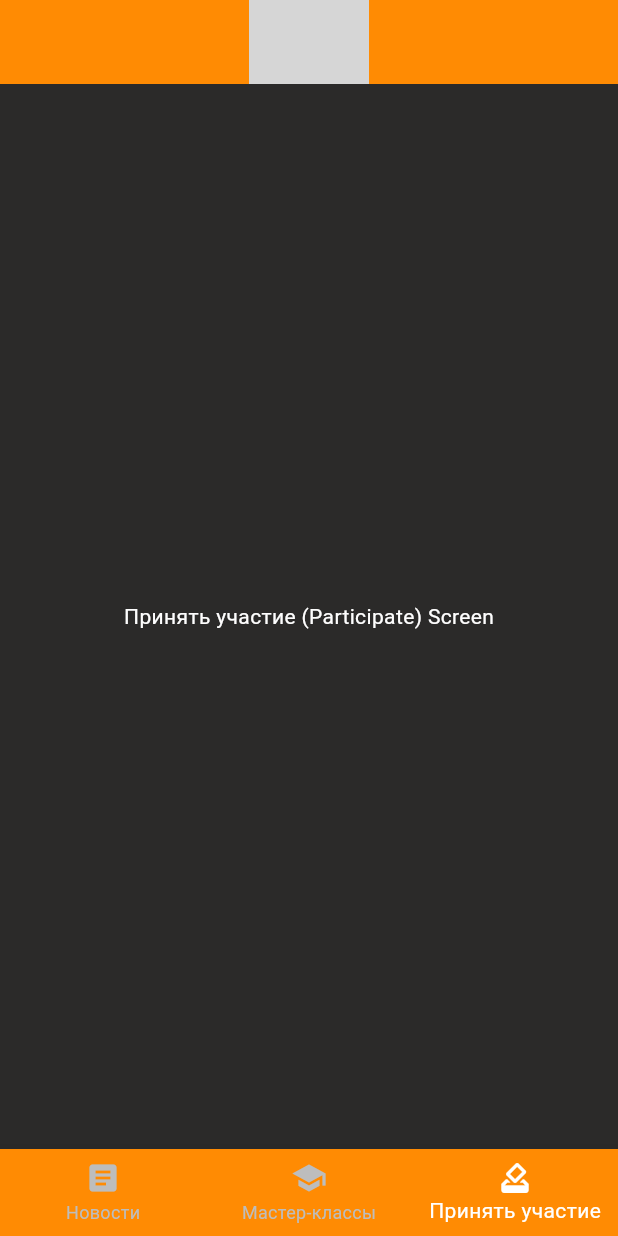
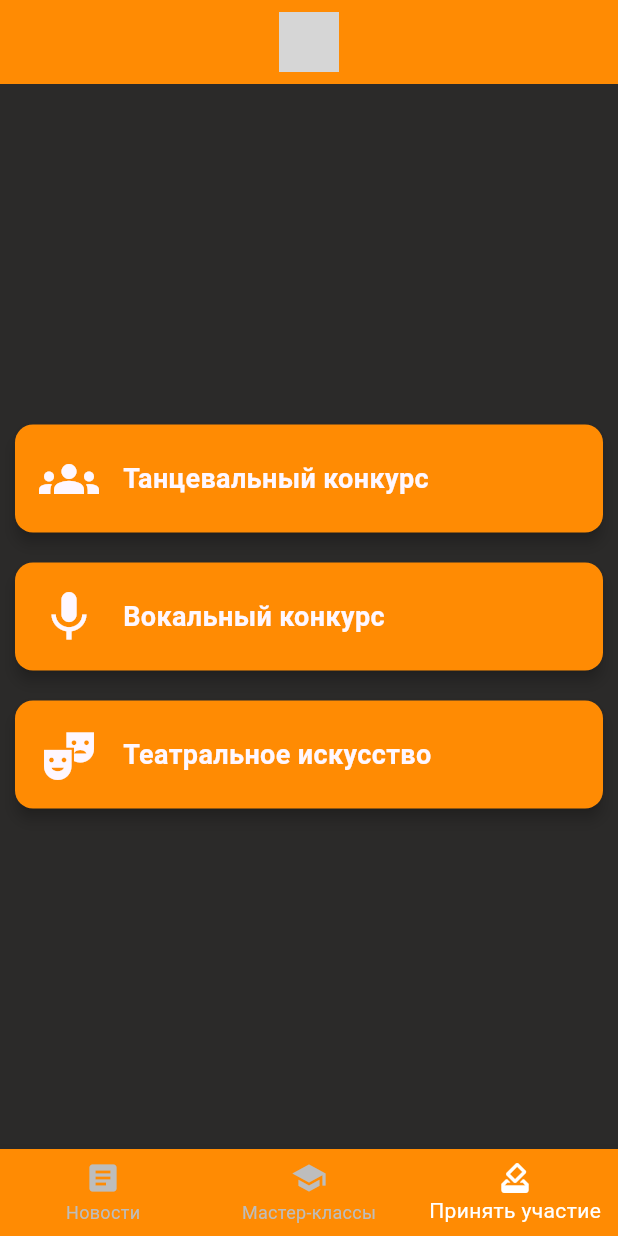
Before and after one commit to maffin1337/flutter_shein, a Flutter app: the screen it shows after launch, item 3 of the bottom bar chosen, on a phone screen of 412 x 824 dp. Run offline on Flutter 3.47's test engine with Material 3 defaults, Android fonts, the phone set to English and light mode, and no system bars; grey boxes are pictures that could not be loaded.

Commit message:
added master-classes, added sign-up form for master-classes

```diff
--- a/lib/main.dart
+++ b/lib/main.dart
@@ -1,5 +1,7 @@
 import 'package:flutter/material.dart';
+import 'masterclass_card.dart';
 import 'news_card.dart';
+import 'participate_screen.dart'; // Import the ParticipateScreen
 
 void main() {
   runApp(MyApp());
@@ -36,7 +38,7 @@ class _MyHomePageState extends State<MyHomePage> {
   final List<Widget> _screens = [
     NewsScreen(),
     MasterclassesScreen(),
-    ParticipateScreen(),
+    ParticipateScreen(), // Include the ParticipateScreen
   ];
 
   @override
@@ -47,7 +49,7 @@ class _MyHomePageState extends State<MyHomePage> {
         centerTitle: true,
         title: Image.asset(
           'assets/logo.png', // Replace 'assets/logo.png' with the path to your logo image
-          height: 80.0, // Adjust the height as needed
+          height: 40.0,
         ),
       ),
       body: _screens[_currentIndex],
@@ -112,17 +114,28 @@ class NewsScreen extends StatelessWidget {
 class MasterclassesScreen extends StatelessWidget {
   @override
   Widget build(BuildContext context) {
-    return Center(
-      child: Text('Мастер-классы (Masterclasses) Screen'),
+    return ListView(
+      children: [
+        MasterclassCard(
+          title: 'Мастер-класс по современному танцу 10:00',
+          teacherInfo: 'Преподаватель: Богатырева Анастасия',
+          imagePath: 'assets/dance_class.PNG', // Replace with the actual image path
+          onSignUpPressed: () {
+            // Add your sign-up logic or action here
+            print('Signed up for Flutter Masterclass');
+          },
+        ),
+        MasterclassCard(
+          title: 'Мастер-класс "Музыкальный менеджмент" 10:00',
+          teacherInfo: 'Преподаватели: Станислав Топоров, Певица IDA',
+          imagePath: 'assets/music_class.PNG', // Replace with the actual image path
+          onSignUpPressed: () {
+            // Add your sign-up logic or action here
+            print('Signed up for Dart Masterclass');
+          },
+        ),
+        // Add more MasterclassCard widgets as needed
+      ],
     );
   }
 }
-
-class ParticipateScreen extends StatelessWidget {
-  @override
-  Widget build(BuildContext context) {
-    return Center(
-      child: Text('Принять участие (Participate) Screen'),
-    );
-  }
-}
--- /dev/null
+++ b/lib/participate_screen.dart
@@ -0,0 +1,80 @@
+import 'package:flutter/material.dart';
+
+class ParticipateScreen extends StatelessWidget {
+  @override
+  Widget build(BuildContext context) {
+    return Scaffold(
+      body: Column(
+        mainAxisAlignment: MainAxisAlignment.center,
+        crossAxisAlignment: CrossAxisAlignment.stretch,
+        children: [
+          ParticipationCard(
+            competitionName: 'Танцевальный конкурс',
+            icon: Icons.groups, // Add an icon for the Dance Competition
+            onPressed: () {
+              print('Dance Competition card pressed');
+            },
+          ),
+          ParticipationCard(
+            competitionName: 'Вокальный конкурс',
+            icon: Icons.mic, // Add an icon for the Singing Competition
+            onPressed: () {
+              print('Singing Competition card pressed');
+            },
+          ),
+          ParticipationCard(
+            competitionName: 'Театральное искусство',
+            icon: Icons.theater_comedy, // Add an icon for the Theatre Competition
+            onPressed: () {
+              print('Theatre Competition card pressed');
+            },
+          ),
+        ],
+      ),
+    );
+  }
+}
+
+class ParticipationCard extends StatelessWidget {
+  final String competitionName;
+  final IconData icon;
+  final VoidCallback onPressed;
+
+  ParticipationCard({required this.competitionName, required this.icon, required this.onPressed});
+
+  @override
+  Widget build(BuildContext context) {
+    return Card(
+      color: Theme.of(context).primaryColor,
+      elevation: 4.0,
+      margin: EdgeInsets.all(10.0),
+      child: InkWell(
+        onTap: onPressed,
+        child: Padding(
+          padding: const EdgeInsets.all(16.0),
+          child: Row(
+            mainAxisAlignment: MainAxisAlignment.spaceBetween,
+            children: [
+              Icon(
+                icon,
+                color: Theme.of(context).backgroundColor,
+                size: 40.0,
+              ),
+              SizedBox(width: 16.0),
+              Expanded(
+                child: Text(
+                  competitionName,
+                  style: TextStyle(
+                    fontSize: 18.0,
+                    fontWeight: FontWeight.bold,
+                    color: Theme.of(context).backgroundColor,
+                  ),
+                ),
+              ),
+            ],
+          ),
+        ),
+      ),
+    );
+  }
+}
--- a/pubspec.yaml
+++ b/pubspec.yaml
@@ -63,6 +63,8 @@ flutter:
     - Assets/logo.png
     - Assets/opening.PNG
     - Assets/dance.PNG
+    - Assets/dance_class.PNG
+    - Assets/music_class.PNG
 
   # To add assets to your application, add an assets section, like this:
   # assets:
```
Also changed, not shown: lib/masterclass_card.dart (added, +71 -0 lines), lib/signup_screen.dart (added, +70 -0 lines), pubspec.lock, 3 other files.
